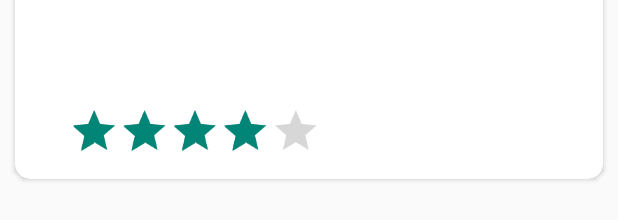
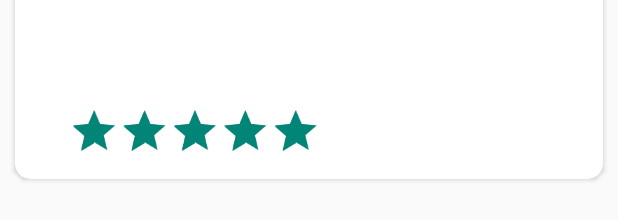
Before and after one commit to Anuraga7185/jikan_assignment, an Android app: the layout anime_row_layout.xml on its own in the app's theme, with its tools: preview values and no code run, on a phone screen of 412 x 824 dp. Shown: the part 147-367 px from the top of the screen. Run offline under Robolectric (Android 15) with nearby library versions, the phone set to English and light mode, and no system bars.

```diff
--- a/app/src/main/java/com/jikan/anime/ui/activity/AnimeDetailActivity.java
+++ b/app/src/main/java/com/jikan/anime/ui/activity/AnimeDetailActivity.java
@@ -59,6 +59,9 @@ public class AnimeDetailActivity extends DashboardActivity {
         binding.episodes.setText(getApplicationContext().getString(R.string.num_episodes, String.valueOf(httpResponse.data.episodes)));
         binding.rating.setText(getString(R.string.ratings, String.valueOf(httpResponse.data.score)));
         binding.ratingBar.setRating((float) httpResponse.data.score);
+        binding.ratingBar.post(() -> {
+            binding.ratingBar.setRating((float) httpResponse.data.score / 2);
+        });
         //TO concat all genres Together
         StringBuilder stringBuilder = new StringBuilder();
         stringBuilder.append(httpResponse.data.genres.stream().findFirst().orElse(new JikanGenres()).name);
--- a/app/src/main/java/com/jikan/anime/ui/activity/DashboardActivity.java
+++ b/app/src/main/java/com/jikan/anime/ui/activity/DashboardActivity.java
@@ -147,7 +147,10 @@ public class DashboardActivity extends AppCompatActivity {
 
     private void createRecyclerRow(View view, AnimeDetail item, int position) {
         AnimeRowLayoutBinding layoutBinding = AnimeRowLayoutBinding.bind(view);
-        layoutBinding.ratingBar.setRating((float) item.score);
+        layoutBinding.ratingBar.post(() -> {
+            layoutBinding.ratingBar.setRating((float) item.score/2);
+        });
+        layoutBinding.ratingBar.invalidate();
         Glide.with(this).load(item.images.jpg.image_url).error(item.images.jpg.small_image_url).into(layoutBinding.animeImage);
         layoutBinding.animeName.setText(item.title);
         layoutBinding.episodes.setText(getString(R.string.num_episodes, String.valueOf(item.episodes)));
--- a/app/src/main/res/layout/anime_row_layout.xml
+++ b/app/src/main/res/layout/anime_row_layout.xml
@@ -74,16 +74,16 @@
                 </LinearLayout>
             </LinearLayout>
 
-            <androidx.appcompat.widget.AppCompatRatingBar
+            <RatingBar
                 android:id="@+id/ratingBar"
                 android:layout_width="wrap_content"
                 android:layout_height="wrap_content"
                 android:isIndicator="true"
                 android:numStars="5"
-                android:rating="4.0"
                 android:scaleX="0.7"
                 android:scaleY="0.7"
-                android:stepSize="0.5"
+                android:rating="9"
+                android:stepSize="1"
                 android:theme="@style/Widget.AppCompat.RatingBar" />
         </LinearLayout>
     </androidx.cardview.widget.CardView>
--- a/app/src/main/res/layout/dashboard_activity.xml
+++ b/app/src/main/res/layout/dashboard_activity.xml
@@ -44,11 +44,15 @@
                     </SearchView>
                 </LinearLayout>
 
+
                 <androidx.recyclerview.widget.RecyclerView
                     android:id="@+id/recycler_view"
                     android:layout_width="match_parent"
                     android:layout_height="wrap_content" />
             </LinearLayout>
+
         </ScrollView>
+
     </androidx.swiperefreshlayout.widget.SwipeRefreshLayout>
+
 </RelativeLayout>
```
Also changed, not shown: app/src/main/res/layout/anime_detail_layout.xml (+5 -5 lines).
